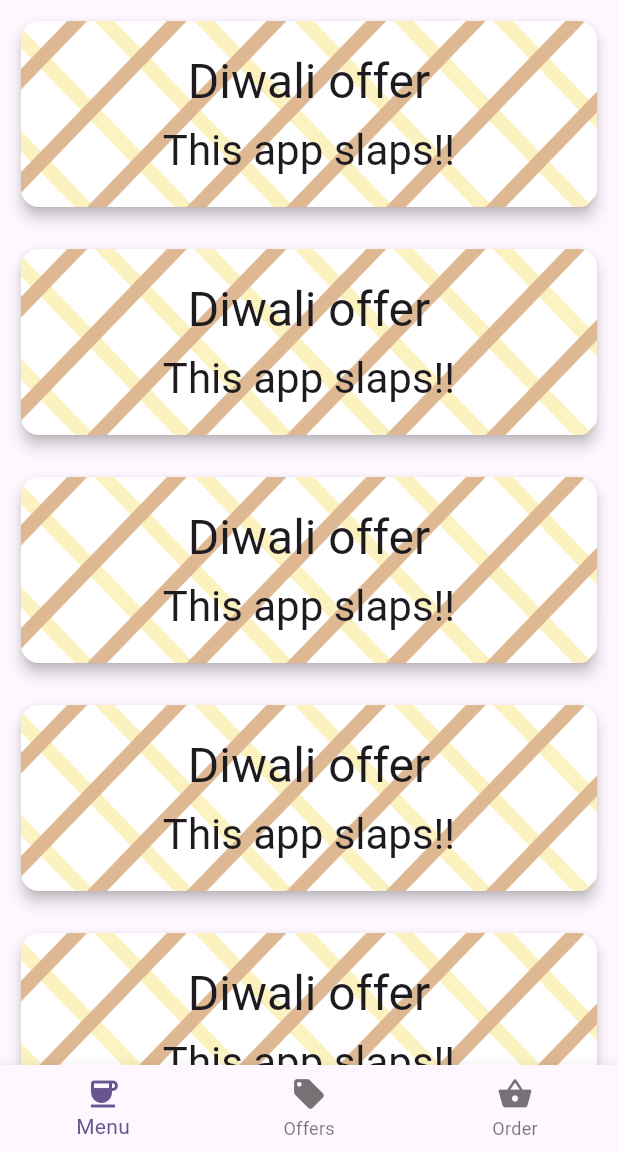
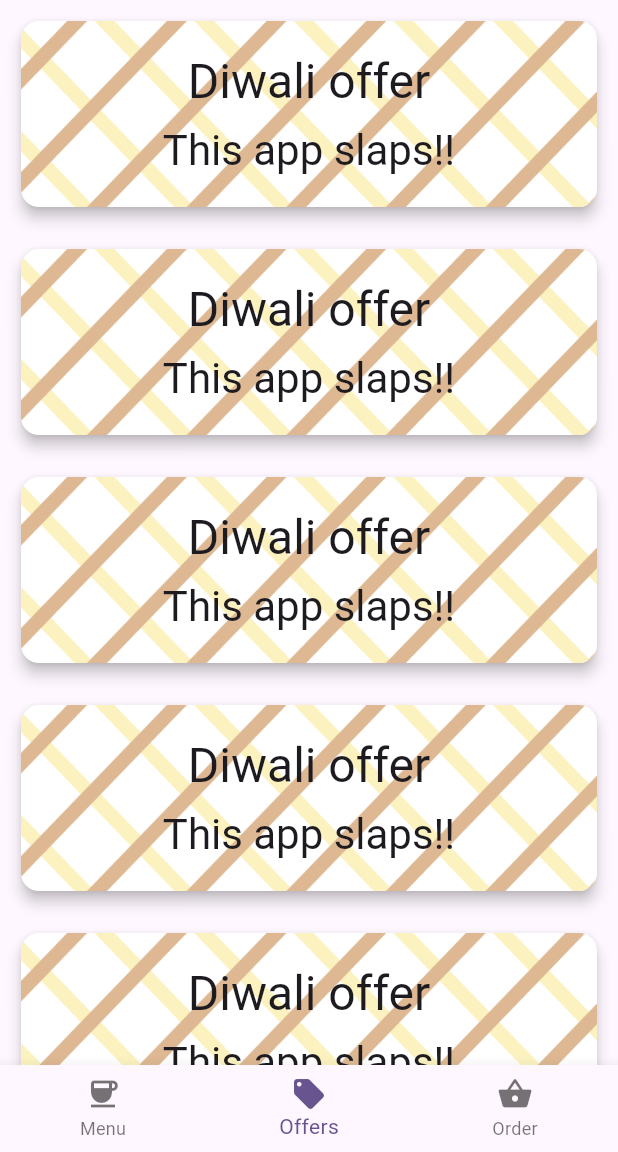
Before and after one commit to avd1729/Coffee-Masters-Flutter, a Flutter app: the screen it shows after launch, on a phone screen of 412 x 824 dp, the part 84-1236 px from its top. Run offline on Flutter 3.47's test engine with Material 3 defaults, Android fonts, the phone set to English and light mode, and no system bars.

```diff
--- a/lib/main.dart
+++ b/lib/main.dart
@@ -28,8 +28,26 @@ class MyHomePage extends StatefulWidget {
 }
 
 class _MyHomePageState extends State<MyHomePage> {
+
+  var selectedIndex = 1;
+
   @override
   Widget build(BuildContext context) {
+
+    Widget currentWidgetPage = const Text("");
+
+    switch (selectedIndex){
+      case 0:
+        currentWidgetPage = const Text("");
+        break;
+       case 1:
+        currentWidgetPage = OffersPage();
+        break;
+       case 2:
+        currentWidgetPage = const Text("");
+        break;
+
+    }
     return Scaffold(
       appBar: AppBar(
         backgroundColor: Theme.of(context).colorScheme.onPrimaryFixed,
@@ -41,12 +59,21 @@ class _MyHomePageState extends State<MyHomePage> {
           ),
         ),
       ),
-      body: OffersPage(),
-      bottomNavigationBar: BottomNavigationBar(items: const [
+      bottomNavigationBar: BottomNavigationBar(
+
+        currentIndex: selectedIndex,
+        onTap: (value) => {
+          setState(() {
+            selectedIndex = value;
+          })
+        },
+        items: const [
         BottomNavigationBarItem(label: "Menu", icon: Icon(Icons.coffee)),
         BottomNavigationBarItem(label: "Offers", icon: Icon(Icons.local_offer)),
         BottomNavigationBarItem(label: "Order", icon: Icon(Icons.shopping_basket)),
       ]),
+
+      body: currentWidgetPage,
     );
   }
 }
```
